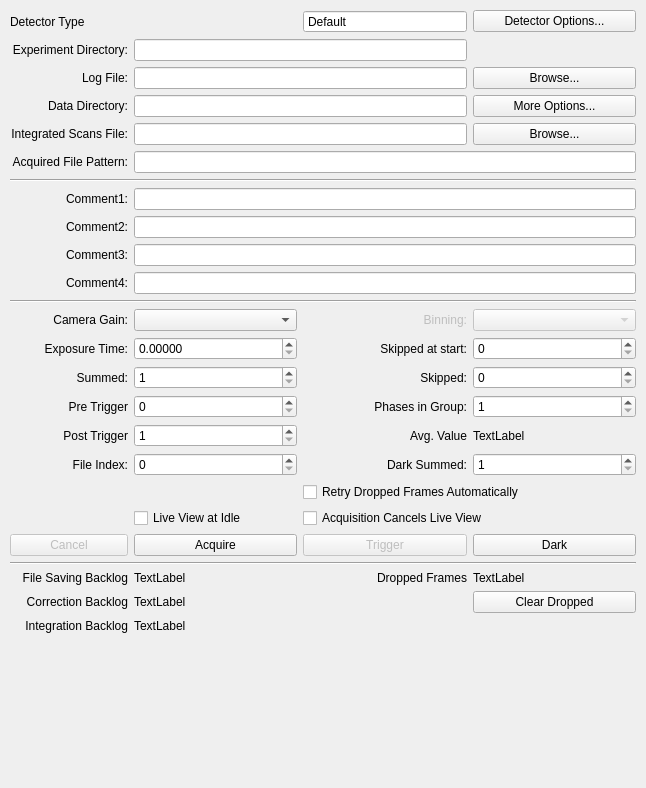
The window that source/qxrdacquisitiondialog.ui (guyjennings/qxrd) describes before a commit, drawn with Qt 5.
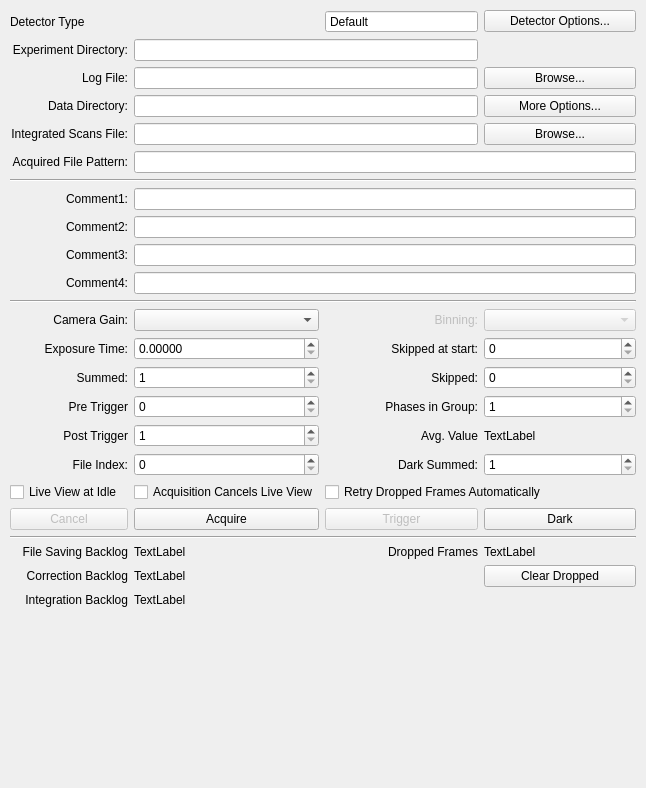
The same window after the commit. Icons and pictures are not drawn. Custom widgets are drawn as their Qt base class.

Commit message: Optimize dialog sizes

The edit to the form file:
```diff
--- a/source/qxrdacquisitiondialog.ui
+++ b/source/qxrdacquisitiondialog.ui
@@ -191,13 +191,6 @@
           </property>
          </widget>
         </item>
-        <item row="20" column="2" colspan="2">
-         <widget class="QCheckBox" name="m_AcquisitionCancelsLiveView">
-          <property name="text">
-           <string>Acquisition Cancels Live View</string>
-          </property>
-         </widget>
-        </item>
         <item row="15" column="3">
          <widget class="QSpinBox" name="m_SkippedExposures">
           <property name="sizePolicy">
@@ -433,13 +426,6 @@
           </property>
          </widget>
         </item>
-        <item row="20" column="1">
-         <widget class="QCheckBox" name="m_LiveViewAtIdle">
-          <property name="text">
-           <string>Live View at Idle</string>
-          </property>
-         </widget>
-        </item>
         <item row="3" column="3">
          <widget class="QPushButton" name="m_AcquireOptionsButton">
           <property name="toolTip">
@@ -893,13 +879,6 @@
           </property>
          </widget>
         </item>
-        <item row="19" column="2" colspan="2">
-         <widget class="QCheckBox" name="m_RetryDropped">
-          <property name="text">
-           <string>Retry Dropped Frames Automatically</string>
-          </property>
-         </widget>
-        </item>
         <item row="23" column="2">
          <widget class="QLabel" name="label_23">
           <property name="text">
@@ -979,6 +958,27 @@
           </property>
          </widget>
         </item>
+        <item row="20" column="0">
+         <widget class="QCheckBox" name="m_LiveViewAtIdle">
+          <property name="text">
+           <string>Live View at Idle</string>
+          </property>
+         </widget>
+        </item>
+        <item row="20" column="1">
+         <widget class="QCheckBox" name="m_AcquisitionCancelsLiveView">
+          <property name="text">
+           <string>Acquisition Cancels Live View</string>
+          </property>
+         </widget>
+        </item>
+        <item row="20" column="2" colspan="2">
+         <widget class="QCheckBox" name="m_RetryDropped">
+          <property name="text">
+           <string>Retry Dropped Frames Automatically</string>
+          </property>
+         </widget>
+        </item>
        </layout>
       </widget>
       <widget class="QWidget" name="m_WatcherPage"/>
```
The commit also changes 2 other files.
